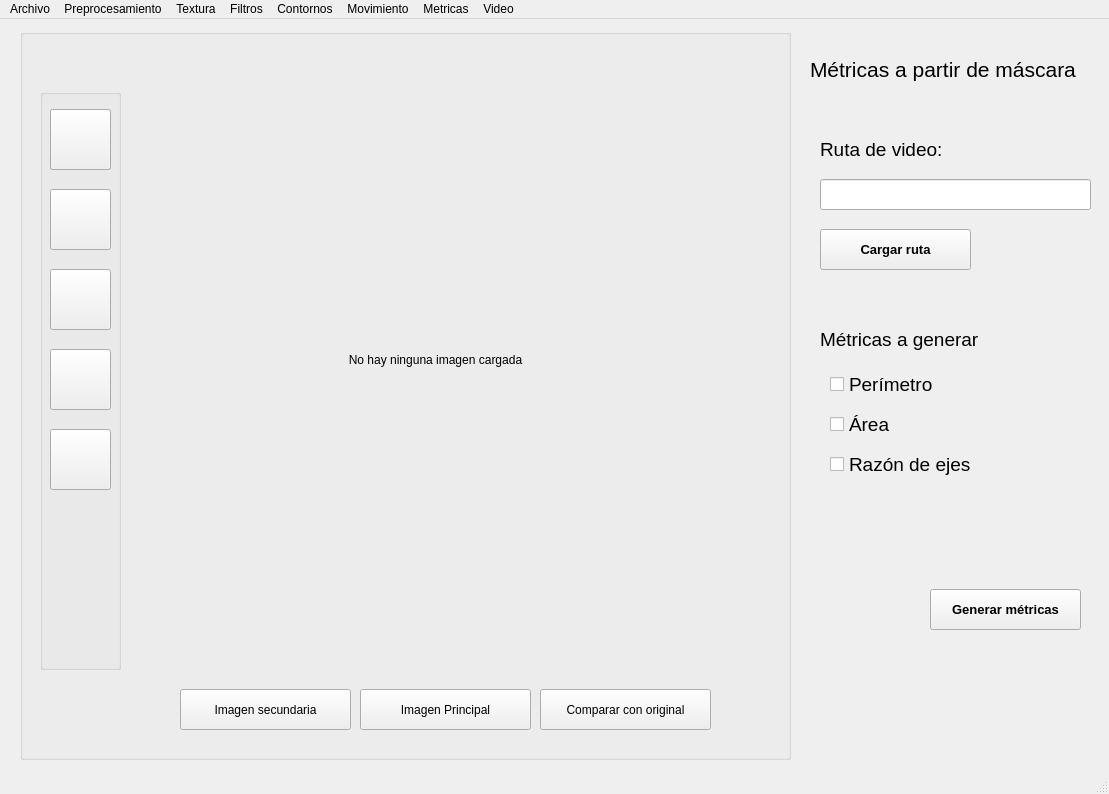
This is main_window.ui in arodriguez1415/PF-SECRET as Qt 5 draws it before an edit. The edited form follows.
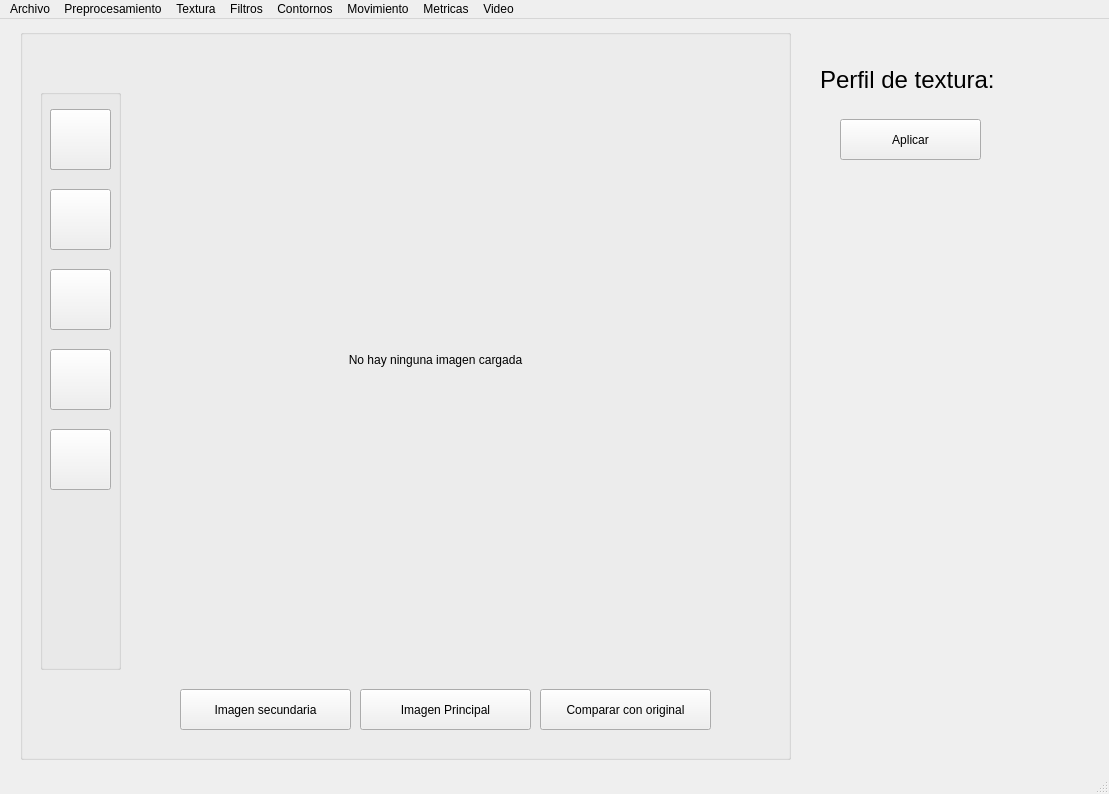
This is the edited form. The open tabs and pages were chosen to show the change.

Commit message: Add apply of texture profile

Patch:
```diff
--- a/main_window.ui
+++ b/main_window.ui
@@ -106,6 +106,19 @@
        <string/>
       </property>
      </widget>
+     <widget class="QPushButton" name="diagonal_line_button">
+      <property name="geometry">
+       <rect>
+        <x>10</x>
+        <y>20</y>
+        <width>61</width>
+        <height>61</height>
+       </rect>
+      </property>
+      <property name="text">
+       <string/>
+      </property>
+     </widget>
      <widget class="QPushButton" name="clear_region_button">
       <property name="geometry">
        <rect>
@@ -915,6 +928,39 @@
       </property>
      </widget>
     </widget>
+    <widget class="QWidget" name="texture_profile_options">
+     <widget class="QLabel" name="texture_profile_title">
+      <property name="geometry">
+       <rect>
+        <x>20</x>
+        <y>40</y>
+        <width>261</width>
+        <height>41</height>
+       </rect>
+      </property>
+      <property name="font">
+       <font>
+        <pointsize>18</pointsize>
+       </font>
+      </property>
+      <property name="text">
+       <string>Perfil de textura:</string>
+      </property>
+     </widget>
+     <widget class="QPushButton" name="texture_profile_apply_button">
+      <property name="geometry">
+       <rect>
+        <x>40</x>
+        <y>100</y>
+        <width>141</width>
+        <height>41</height>
+       </rect>
+      </property>
+      <property name="text">
+       <string>Aplicar</string>
+      </property>
+     </widget>
+    </widget>
     <widget class="QWidget" name="adaptive_threshold_options">
      <widget class="QLabel" name="adaptive_threshold_title">
       <property name="geometry">
@@ -2005,6 +2051,7 @@
     </property>
     <addaction name="lbp_menu_option"/>
     <addaction name="fractal_dimension_menu_option"/>
+    <addaction name="texture_profile_menu_option"/>
    </widget>
    <widget class="QMenu" name="filters_menu">
     <property name="title">
@@ -2294,6 +2341,11 @@
     <string>Dimensión Fractal</string>
    </property>
   </action>
+  <action name="texture_profile_menu_option">
+   <property name="text">
+    <string>Perfil de textura</string>
+   </property>
+  </action>
   <action name="generate_fractal_dimention_metrics_menu_option">
    <property name="text">
     <string>Generar métricas de dimensión fractal</string>
```
The commit also changes 7 other files.
